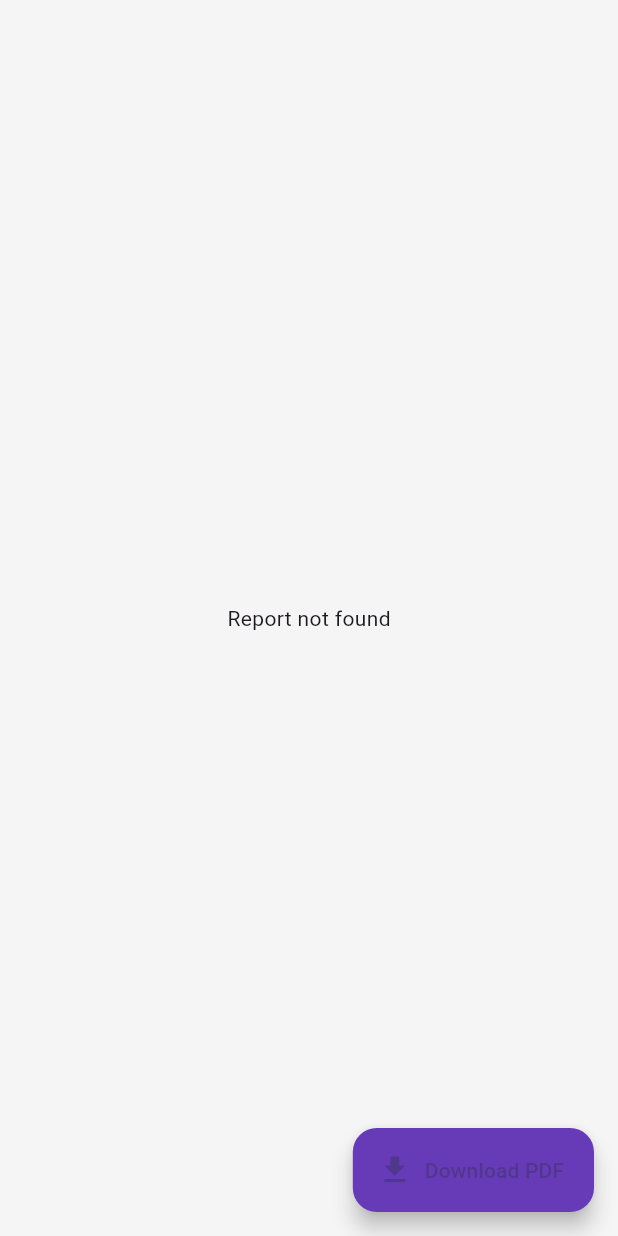
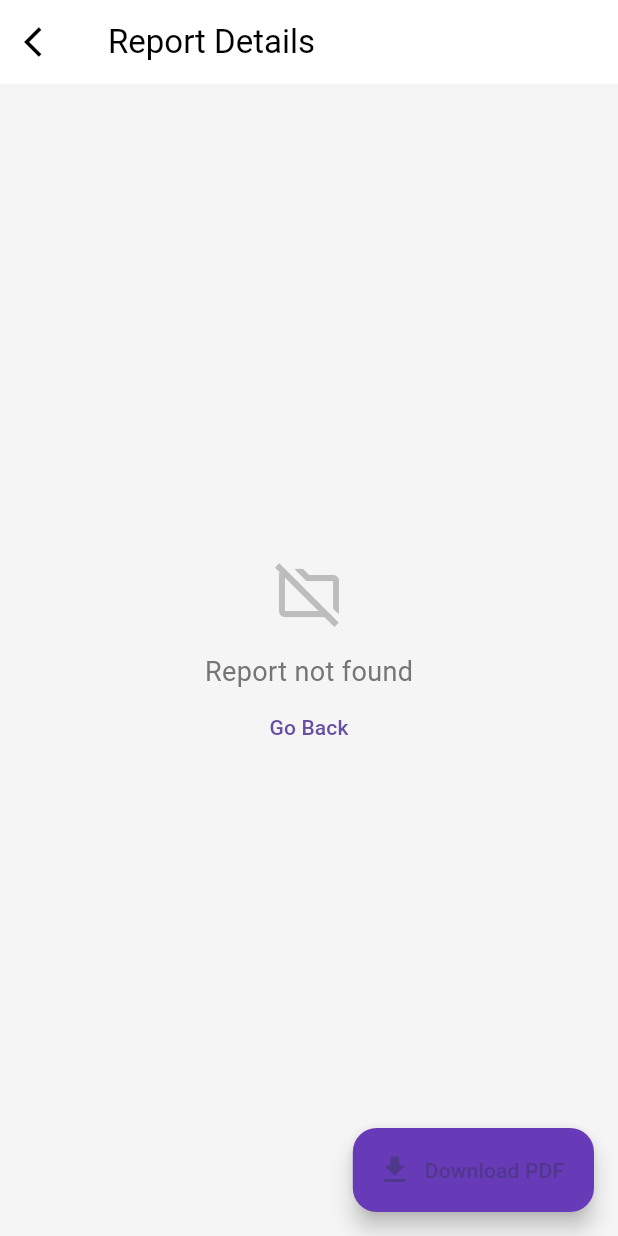
Before and after one commit to chewsinai02/fyp_patient_v1, a Flutter app: the ReportDetailsPage screen opened directly with empty values, on a phone screen of 412 x 824 dp. Run offline on Flutter 3.47's test engine with Material 3 defaults, Android fonts, the phone set to English and light mode, and no system bars; our stand-ins replace image_picker, table_calendar; missing offline and left inert: bcrypt, dotenv, mysql1; Roboto replaces fonts that are missing (Poppins).

Commit message:
Your commit message

```diff
--- a/lib/pages/report_details_page.dart
+++ b/lib/pages/report_details_page.dart
@@ -9,31 +9,99 @@ class ReportDetailsPage extends StatelessWidget {
 
   @override
   Widget build(BuildContext context) {
+    print('\n=== BUILDING REPORT DETAILS PAGE ===');
+    print('Report ID: $reportId');
+
     return Scaffold(
       backgroundColor: Colors.grey[100],
+      appBar: AppBar(
+        backgroundColor: Colors.white,
+        elevation: 0,
+        leading: IconButton(
+          icon: const Icon(Icons.arrow_back_ios, color: Colors.black),
+          onPressed: () => Navigator.pop(context),
+        ),
+        title: const Text(
+          'Report Details',
+          style: TextStyle(color: Colors.black),
+        ),
+      ),
       body: SafeArea(
         child: FutureBuilder<Map<String, dynamic>?>(
           future: DatabaseService.instance.getReportDetails(reportId),
           builder: (context, snapshot) {
+            print('FutureBuilder state: ${snapshot.connectionState}');
+            print('Snapshot data: ${snapshot.data}');
+            print('Snapshot error: ${snapshot.error}');
+
             if (snapshot.connectionState == ConnectionState.waiting) {
-              return const Center(child: CircularProgressIndicator());
+              return const Center(
+                child: CircularProgressIndicator(),
+              );
             }
 
             if (snapshot.hasError) {
-              return Center(child: Text('Error: ${snapshot.error}'));
+              print('Error loading report details: ${snapshot.error}');
+              return Center(
+                child: Column(
+                  mainAxisAlignment: MainAxisAlignment.center,
+                  children: [
+                    const Icon(
+                      Icons.error_outline,
+                      color: Colors.red,
+                      size: 48,
+                    ),
+                    const SizedBox(height: 16),
+                    Text(
+                      'Error: ${snapshot.error}',
+                      style: const TextStyle(color: Colors.red),
+                    ),
+                    TextButton(
+                      onPressed: () => Navigator.pop(context),
+                      child: const Text('Go Back'),
+                    ),
+                  ],
+                ),
+              );
             }
 
             final report = snapshot.data;
             if (report == null) {
-              return const Center(child: Text('Report not found'));
+              print('No report data found');
+              return Center(
+                child: Column(
+                  mainAxisAlignment: MainAxisAlignment.center,
+                  children: [
+                    Icon(
+                      Icons.folder_off_outlined,
+                      size: 48,
+                      color: Colors.grey[400],
+                    ),
+                    const SizedBox(height: 16),
+                    Text(
+                      'Report not found',
+                      style: TextStyle(
+                        fontSize: 18,
+                        color: Colors.grey[600],
+                      ),
+                    ),
+                    TextButton(
+                      onPressed: () => Navigator.pop(context),
+                      child: const Text('Go Back'),
+                    ),
+                  ],
+                ),
+              );
             }
 
-            return Column(
+            print('Report data loaded successfully: $report');
+            return SingleChildScrollView(
+              child: Column(
                 children: [
                   _buildHeader(context, report),
-                Expanded(
-                  child: ListView(
+                  Padding(
                     padding: const EdgeInsets.all(16),
+                    child: Column(
                       children: [
                         _buildPatientInfo(report),
                         const SizedBox(height: 16),
@@ -46,6 +114,7 @@ class ReportDetailsPage extends StatelessWidget {
                     ),
                   ),
                 ],
+              ),
             );
           },
         ),
```
Also changed, not shown: lib/main.dart (+0 -14 lines), lib/pages/reports_page.dart (+29 -11 lines), lib/services/database_service.dart (+68 -34 lines). Lines whose indentation alone changed are shown as unchanged.
